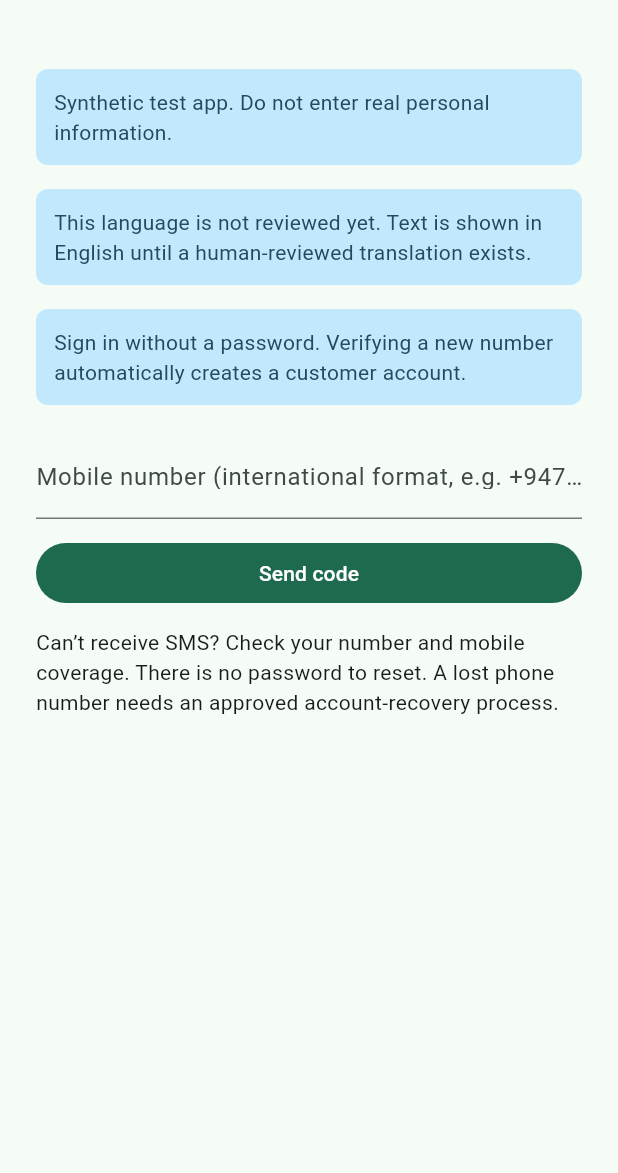
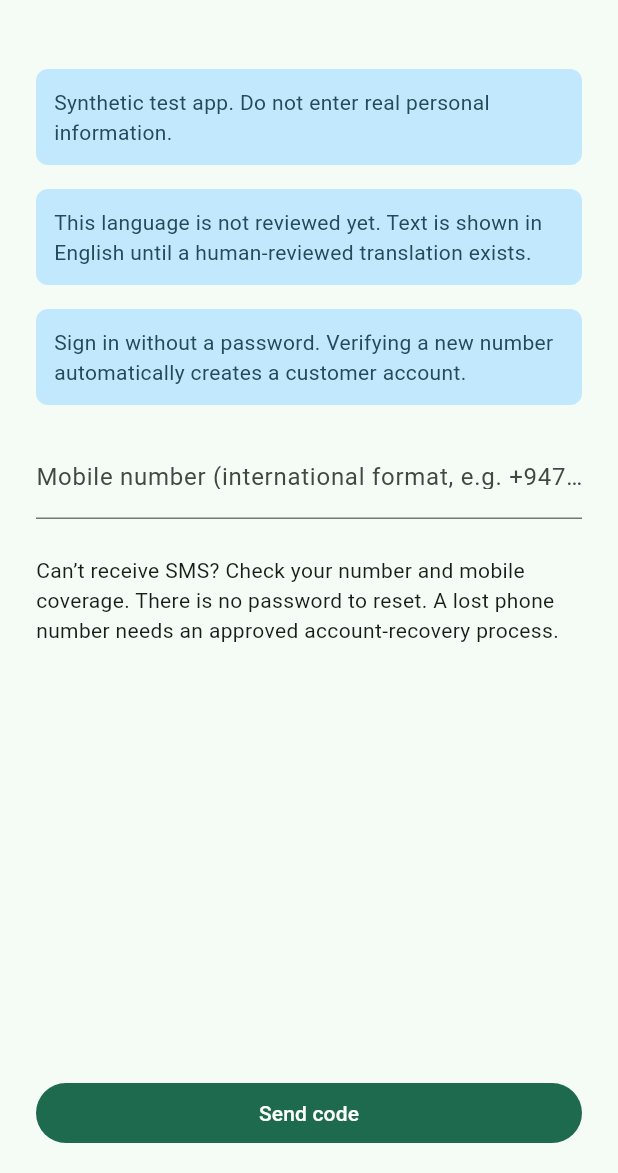
Before and after one commit to ijhewaratne/hela_service_mvp, a Flutter app: the screen it shows after launch, after a tap on "සිංහල", after a tap on "Book a service", after a tap on "Sign in", on a phone screen of 412 x 824 dp, the part 63-1236 px from its top. Run offline on Flutter 3.47's test engine with Material 3 defaults, Android fonts, the phone set to English and light mode, and no system bars; our stand-ins replace file_picker, flutter_map, flutter_secure_storage, latlong2.

Commit message:
feat(auth UX): keep send-code and verify actions visible above small-screen keyboard

```diff
--- a/apps/hela_core/lib/src/widgets.dart
+++ b/apps/hela_core/lib/src/widgets.dart
@@ -330,16 +330,7 @@ class _PhoneSignInScreenState extends State<PhoneSignInScreen> {
             enabled: _challenge == null,
           ),
           const SizedBox(height: 12),
-          if (_challenge == null)
-            FilledButton(
-              key: const Key('send-code'),
-              onPressed: _busy || (widget.creatingAccount && !_acknowledged) ? null : () => _do(() async {
-                final id = await widget.api.requestOtp(_phone.text.trim());
-                if (mounted) setState(() => _challenge = id);
-              }),
-              child: Text(s.t('auth.send_code')),
-            )
-          else ...[
+          if (_challenge != null) ...[
             Text(s.t('auth.code_sent')),
             TextField(
               key: const Key('code'),
@@ -349,14 +340,6 @@ class _PhoneSignInScreenState extends State<PhoneSignInScreen> {
               inputFormatters: [FilteringTextInputFormatter.digitsOnly],
               autofillHints: const [AutofillHints.oneTimeCode],
               decoration: InputDecoration(labelText: s.t('auth.code')),
-            ),
-            FilledButton(
-              key: const Key('verify'),
-              onPressed: _busy ? null : () => _do(() async {
-                await widget.api.verifyOtp(_phone.text.trim(), _challenge!, _code.text);
-                widget.onSignedIn();
-              }),
-              child: Text(widget.creatingAccount ? 'Verify and continue' : s.t('auth.verify')),
             ),
             TextButton(
               key: const Key('change-phone'),
@@ -382,6 +365,28 @@ class _PhoneSignInScreenState extends State<PhoneSignInScreen> {
               'There is no password to reset. A lost phone number needs an approved account-recovery process.'),
           ErrorBanner(_error),
         ]),
+      ),
+      // A primary action stays reachable even when the phone keyboard is open or
+      // large text pushes the form below the fold. The form itself remains scrollable.
+      bottomNavigationBar: SafeArea(
+        minimum: const EdgeInsets.fromLTRB(24, 8, 24, 16),
+        child: _challenge == null
+            ? FilledButton(
+                key: const Key('send-code'),
+                onPressed: _busy || (widget.creatingAccount && !_acknowledged) ? null : () => _do(() async {
+                  final id = await widget.api.requestOtp(_phone.text.trim());
+                  if (mounted) setState(() => _challenge = id);
+                }),
+                child: Text(s.t('auth.send_code')),
+              )
+            : FilledButton(
+                key: const Key('verify'),
+                onPressed: _busy ? null : () => _do(() async {
+                  await widget.api.verifyOtp(_phone.text.trim(), _challenge!, _code.text);
+                  widget.onSignedIn();
+                }),
+                child: Text(widget.creatingAccount ? 'Verify and continue' : s.t('auth.verify')),
+              ),
       ),
     );
   }
```
